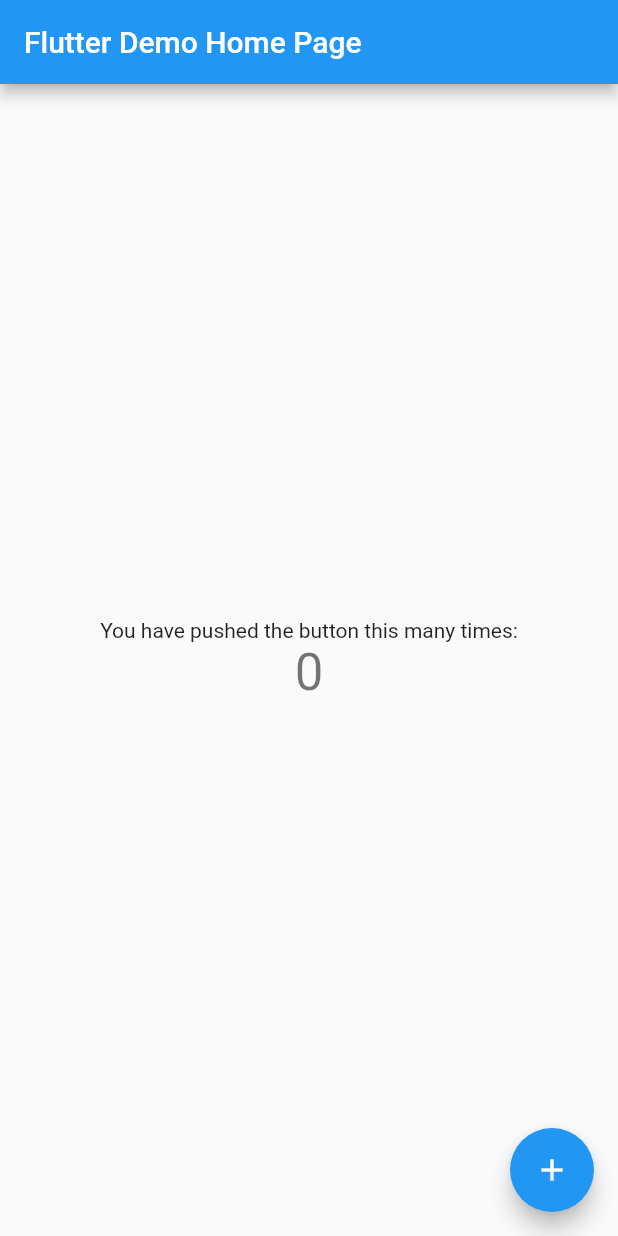
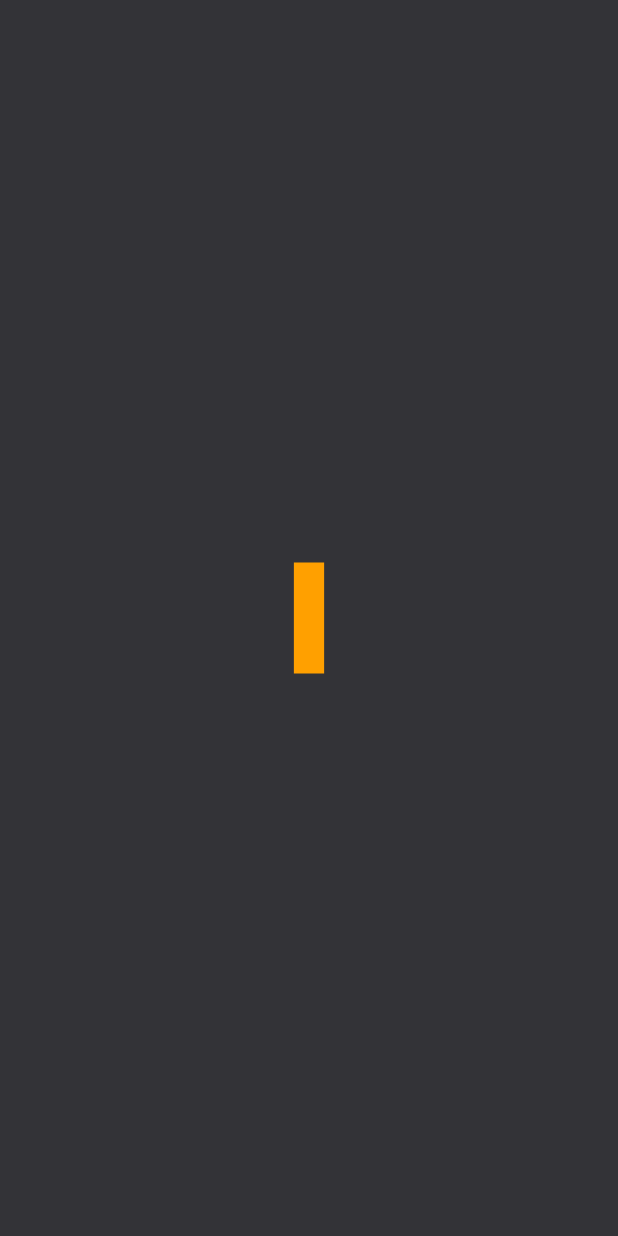
Before and after one commit to ParadoxPD/Dictionary-App, a Flutter app: the first screen one second after launch, on a phone screen of 412 x 824 dp. Run offline on Flutter 3.47's test engine with Material 2 defaults, Android fonts, the phone set to English and light mode, and no system bars.

Commit message:
Working on landing animation

```diff
--- a/app/lib/main.dart
+++ b/app/lib/main.dart
@@ -1,3 +1,4 @@
+import 'package:app/pages/landing.dart';
 import 'package:flutter/material.dart';
 
 void main() {
@@ -22,92 +23,8 @@ class MyApp extends StatelessWidget {
         // is not restarted.
         primarySwatch: Colors.blue,
       ),
-      home: MyHomePage(title: 'Flutter Demo Home Page'),
+      home: Landing(),
+      debugShowCheckedModeBanner: false,
     );
   }
 }
-
-class MyHomePage extends StatefulWidget {
-  MyHomePage({Key key, this.title}) : super(key: key);
-
-  // This widget is the home page of your application. It is stateful, meaning
-  // that it has a State object (defined below) that contains fields that affect
-  // how it looks.
-
-  // This class is the configuration for the state. It holds the values (in this
-  // case the title) provided by the parent (in this case the App widget) and
-  // used by the build method of the State. Fields in a Widget subclass are
-  // always marked "final".
-
-  final String title;
-
-  @override
-  _MyHomePageState createState() => _MyHomePageState();
-}
-
-class _MyHomePageState extends State<MyHomePage> {
-  int _counter = 0;
-
-  void _incrementCounter() {
-    setState(() {
-      // This call to setState tells the Flutter framework that something has
-      // changed in this State, which causes it to rerun the build method below
-      // so that the display can reflect the updated values. If we changed
-      // _counter without calling setState(), then the build method would not be
-      // called again, and so nothing would appear to happen.
-      _counter++;
-    });
-  }
-
-  @override
-  Widget build(BuildContext context) {
-    // This method is rerun every time setState is called, for instance as done
-    // by the _incrementCounter method above.
-    //
-    // The Flutter framework has been optimized to make rerunning build methods
-    // fast, so that you can just rebuild anything that needs updating rather
-    // than having to individually change instances of widgets.
-    return Scaffold(
-      appBar: AppBar(
-        // Here we take the value from the MyHomePage object that was created by
-        // the App.build method, and use it to set our appbar title.
-        title: Text(widget.title),
-      ),
-      body: Center(
-        // Center is a layout widget. It takes a single child and positions it
-        // in the middle of the parent.
-        child: Column(
-          // Column is also a layout widget. It takes a list of children and
-          // arranges them vertically. By default, it sizes itself to fit its
-          // children horizontally, and tries to be as tall as its parent.
-          //
-          // Invoke "debug painting" (press "p" in the console, choose the
-          // "Toggle Debug Paint" action from the Flutter Inspector in Android
-          // Studio, or the "Toggle Debug Paint" command in Visual Studio Code)
-          // to see the wireframe for each widget.
-          //
-          // Column has various properties to control how it sizes itself and
-          // how it positions its children. Here we use mainAxisAlignment to
-          // center the children vertically; the main axis here is the vertical
-          // axis because Columns are vertical (the cross axis would be
-          // horizontal).
-          mainAxisAlignment: MainAxisAlignment.center,
-          children: <Widget>[
-            Text(
-              'You have pushed the button this many times:',
-            ),
-            Text(
-              '$_counter',
-              style: Theme.of(context).textTheme.headline4,
-            ),
-          ],
-        ),
-      ),
-      floatingActionButton: FloatingActionButton(
-        onPressed: _incrementCounter,
-        tooltip: 'Increment',
-        child: Icon(Icons.add),
-      ), // This trailing comma makes auto-formatting nicer for build methods.
-    );
-  }
-}
--- /dev/null
+++ b/app/lib/pages/landing.dart
@@ -0,0 +1,79 @@
+import 'dart:async';
+
+import 'package:flutter/material.dart';
+
+class Landing extends StatelessWidget {
+  @override
+  Widget build(BuildContext context) {
+    return Scaffold(
+      body: Container(
+        color: Color(0xff333337),
+        width: MediaQuery.of(context).size.width,
+        height: MediaQuery.of(context).size.height,
+        child: AnimationScreen(),
+      ),
+    );
+  }
+}
+
+Animation<double> width;
+
+class AnimationScreen extends StatefulWidget {
+  @override
+  _AnimationScreen createState() => _AnimationScreen();
+}
+
+class _AnimationScreen extends State<AnimationScreen>
+    with TickerProviderStateMixin {
+  double _width = 79;
+  double _height = 74;
+
+  bool firstAnim = false;
+  bool secondAnim = false;
+  void initState() {
+    super.initState();
+    Timer(Duration(milliseconds: 500), () {
+      setState(() {
+        firstAnim = !firstAnim;
+      });
+    });
+    Timer(Duration(milliseconds: 2500), () {
+      setState(() {
+        secondAnim = !secondAnim;
+      });
+    });
+  }
+
+  @override
+  Widget build(BuildContext context) {
+    return Column(
+      mainAxisAlignment: MainAxisAlignment.center,
+      children: <Widget>[
+        squareAnim(),
+      ],
+    );
+  }
+
+  Widget squareAnim() {
+    return Center(
+      child: AnimatedContainer(
+        width: !firstAnim ? _width - 68 : _width,
+        height: _height,
+        color: Color(0xffFFA000),
+        duration: const Duration(seconds: 2),
+        curve: Curves.fastOutSlowIn,
+        child: AnimatedPadding(
+          padding: !secondAnim
+              ? EdgeInsets.fromLTRB(
+                  _width / 2, _height / 2, _width / 2, _height / 2)
+              : EdgeInsets.all(3),
+          duration: const Duration(seconds: 2),
+          curve: Curves.fastOutSlowIn,
+          child: Container(
+            color: Color(0xff333337),
+          ),
+        ),
+      ),
+    );
+  }
+}
```
Also changed, not shown: 1 other file.
